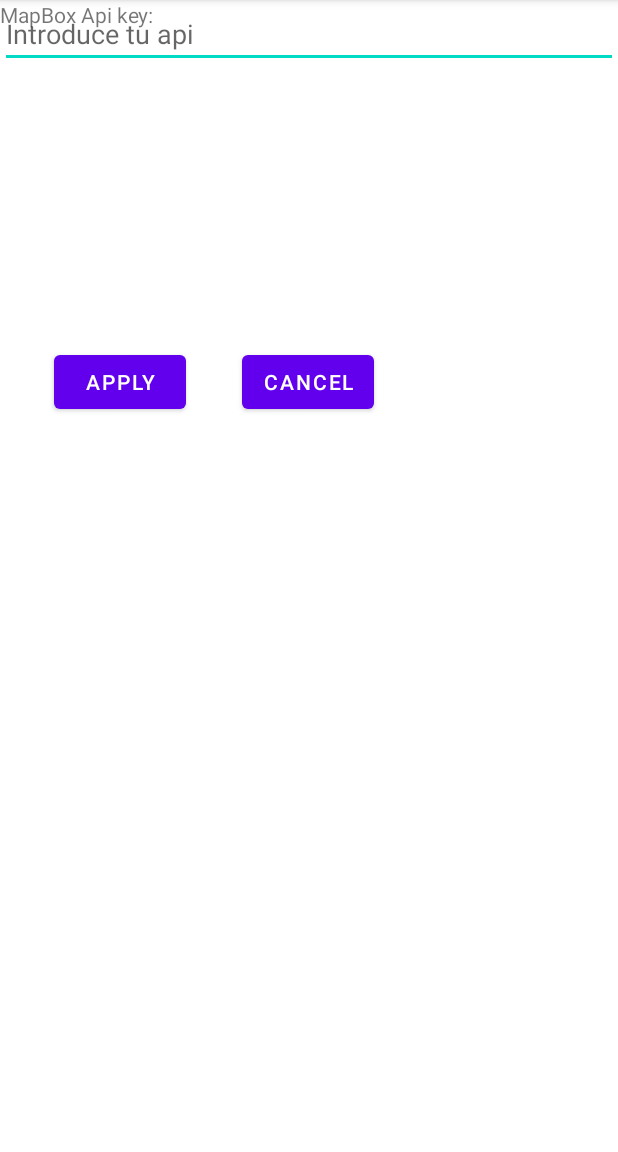
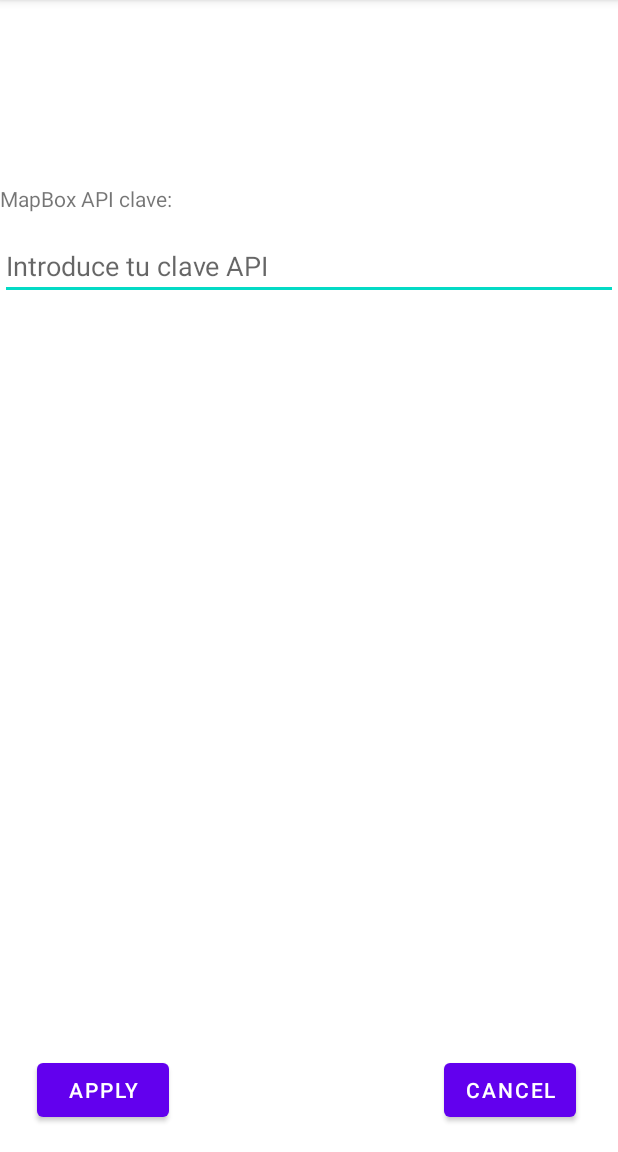
Before and after one commit to JAlcaideH/TFGSDKApp, an Android app: the SettingsActivity screen opened directly, with no data from a screen before it, on a phone screen of 412 x 824 dp, the part 84-1236 px from its top. Run offline under Robolectric (Android 15) with nearby library versions, the phone set to English and light mode, and no system bars; libraries missing offline, so code that uses them is left out: com.vodafone.v2x; 17 statements that could not run were skipped.

Commit message:
cambiado el front

```diff
--- a/app/src/main/res/layout/activity_settings.xml
+++ b/app/src/main/res/layout/activity_settings.xml
@@ -13,10 +13,10 @@
         android:text="@string/cancel"
         app:layout_constraintBottom_toBottomOf="parent"
         app:layout_constraintEnd_toEndOf="parent"
-        app:layout_constraintHorizontal_bias="0.498"
+        app:layout_constraintHorizontal_bias="0.913"
         app:layout_constraintStart_toStartOf="parent"
         app:layout_constraintTop_toTopOf="parent"
-        app:layout_constraintVertical_bias="0.32" />
+        app:layout_constraintVertical_bias="0.976" />
 
     <Button
         android:id="@+id/bt_apply"
@@ -26,10 +26,10 @@
         android:text="@string/apply"
         app:layout_constraintBottom_toBottomOf="parent"
         app:layout_constraintEnd_toEndOf="parent"
-        app:layout_constraintHorizontal_bias="0.111"
+        app:layout_constraintHorizontal_bias="0.077"
         app:layout_constraintStart_toStartOf="parent"
         app:layout_constraintTop_toTopOf="parent"
-        app:layout_constraintVertical_bias="0.32" />
+        app:layout_constraintVertical_bias="0.976" />
 
     <LinearLayout
         android:layout_width="match_parent"
@@ -42,18 +42,24 @@
     <TextView
         android:layout_width="match_parent"
         android:layout_height="wrap_content"
-        android:text="MapBox Api key:"
-        tools:layout_editor_absoluteX="1dp"
-        tools:layout_editor_absoluteY="142dp"
-        tools:ignore="MissingConstraints" />
+        android:text="MapBox API clave:"
+        app:layout_constraintBottom_toBottomOf="parent"
+        app:layout_constraintEnd_toEndOf="parent"
+        app:layout_constraintHorizontal_bias="0.0"
+        app:layout_constraintStart_toStartOf="parent"
+        app:layout_constraintTop_toTopOf="parent"
+        app:layout_constraintVertical_bias="0.164" />
 
     <EditText
         android:id="@+id/editText"
         android:layout_width="match_parent"
         android:layout_height="wrap_content"
-        android:hint="Introduce tu api"
-        tools:layout_editor_absoluteX="1dp"
-        tools:layout_editor_absoluteY="161dp"
-        tools:ignore="MissingConstraints" />
+        android:hint="Introduce tu clave API"
+        app:layout_constraintBottom_toBottomOf="parent"
+        app:layout_constraintEnd_toEndOf="parent"
+        app:layout_constraintHorizontal_bias="0.0"
+        app:layout_constraintStart_toStartOf="parent"
+        app:layout_constraintTop_toTopOf="parent"
+        app:layout_constraintVertical_bias="0.214" />
 
 </androidx.constraintlayout.widget.ConstraintLayout>
```
